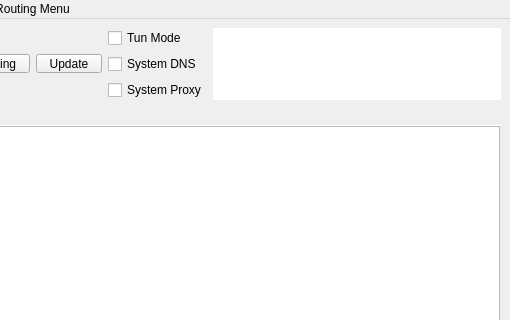
throneproj/Throne, file include/ui/mainwindow.ui: the form before one commit; both pictures show x 290 to 800 and y 0 to 320 of the 800 by 600 pixel window.
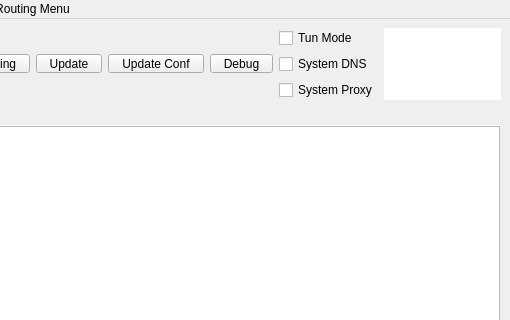
The form after the commit. Icons and pictures are not drawn. Custom widgets are drawn as their Qt base class.

Commit message: Added updating + better buttons

```diff
--- a/include/ui/mainwindow.ui
+++ b/include/ui/mainwindow.ui
@@ -228,6 +228,75 @@
         </property>
        </widget>
       </item>
+      <item>
+       <widget class="QToolButton" name="toolButton_update_subs">
+        <property name="minimumSize">
+         <size>
+          <width>0</width>
+          <height>0</height>
+         </size>
+        </property>
+        <property name="styleSheet">
+         <string notr="true">QToolButton {
+    padding-left: 8px;
+    padding-right: 8px;
+}
+
+QToolButton::menu-indicator {
+    subcontrol-origin: border;
+    subcontrol-position: bottom right;
+    right: 2px;
+    bottom: 3px;
+}</string>
+        </property>
+        <property name="text">
+         <string>Update Conf</string>
+        </property>
+        <property name="icon">
+         <iconset theme="b-system-software-update"/>
+        </property>
+        <property name="iconSize">
+         <size>
+          <width>24</width>
+          <height>24</height>
+         </size>
+        </property>
+        <property name="toolButtonStyle">
+         <enum>Qt::ToolButtonStyle::ToolButtonTextUnderIcon</enum>
+        </property>
+       </widget>
+      </item>
+      <item>
+       <widget class="QToolButton" name="toolButton_debug">
+        <property name="minimumSize">
+         <size>
+          <width>0</width>
+          <height>0</height>
+         </size>
+        </property>
+        <property name="styleSheet">
+         <string notr="true">QToolButton {
+    padding-left: 8px;
+    padding-right: 8px;
+}</string>
+        </property>
+        <property name="text">
+         <string>Debug</string>
+        </property>
+        <property name="icon">
+         <iconset theme="b-system-run"/>
+        </property>
+        <property name="iconSize">
+         <size>
+          <width>24</width>
+          <height>24</height>
+         </size>
+        </property>
+        <property name="toolButtonStyle">
+         <enum>Qt::ToolButtonStyle::ToolButtonTextUnderIcon</enum>
+        </property>
+       </widget>
+      </item>
       <item>
        <layout class="QVBoxLayout" name="verticalLayout_4">
         <item>
```
The commit also changes 4 other files.
